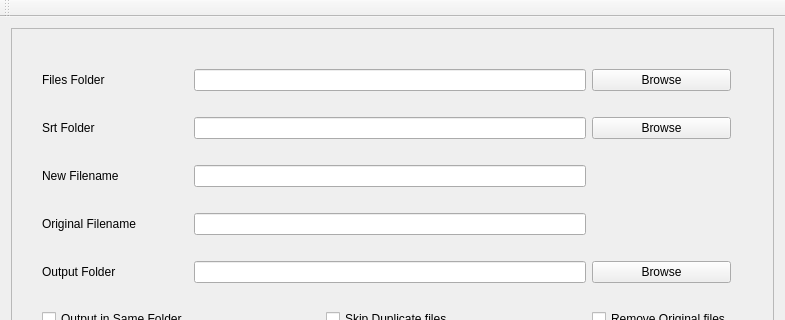
The window that UI/mainwindow.ui (EricChou66/namemodifier) describes before a commit, drawn with Qt 5; both pictures show x 0 to 785 and y 0 to 320 of the 785 by 653 pixel window.
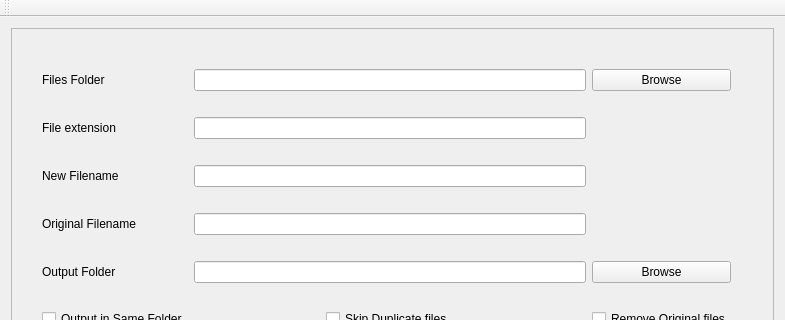
The same window after the commit.

Commit message: replace srt folder with file extension in UI

Patch:
```diff
--- a/UI/mainwindow.ui
+++ b/UI/mainwindow.ui
@@ -167,7 +167,7 @@
         <item row="1" column="0" alignment="Qt::AlignLeft">
          <widget class="QLabel" name="srtLabel">
           <property name="text">
-           <string>Srt Folder</string>
+           <string>File extension</string>
           </property>
           <property name="indent">
            <number>0</number>
@@ -211,13 +211,6 @@
           </property>
          </widget>
         </item>
-        <item row="1" column="2">
-         <widget class="QPushButton" name="srtBtn">
-          <property name="text">
-           <string>Browse</string>
-          </property>
-         </widget>
-        </item>
         <item row="10" column="1">
          <widget class="QLabel" name="hintLabel">
           <property name="maximumSize">
```
Left out of the diff: 6 changed lines with no effect on the pictures. The commit also changes 1 other file.
